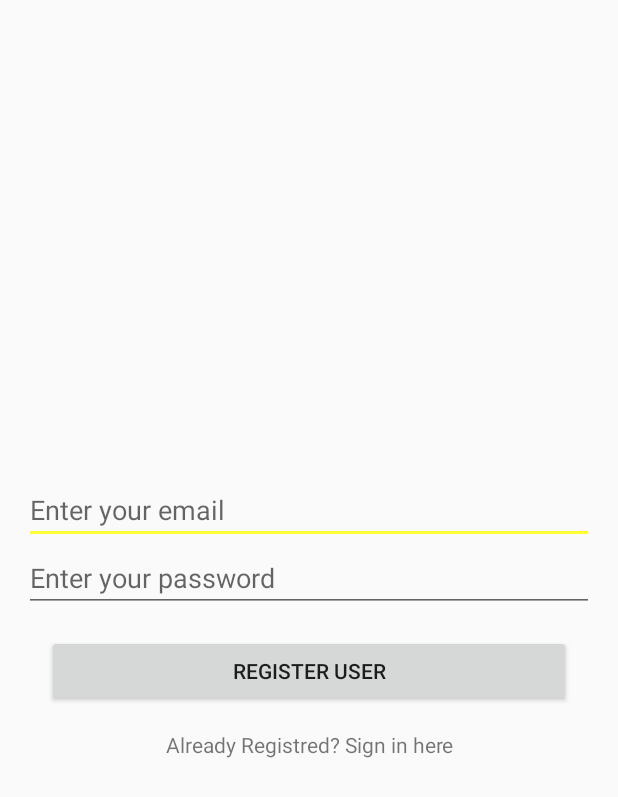
After one commit to csammcgrath/TeamProject, an Android app: the layout activity_singin.xml on its own in the app's theme, with its tools: preview values and no code run, on a phone screen of 412 x 824 dp. The commit adds this screen. Shown: the top 797 px of the screen. Run offline under Robolectric (Android 15) with nearby library versions, the phone set to English and light mode, and no system bars.

Commit message:
Merge remote-tracking branch 'origin/master'
# Conflicts:
#	app/src/main/java/com/example/sam/testing2/MainActivity.java

```diff
--- a/app/build.gradle
+++ b/app/build.gradle
@@ -27,5 +27,8 @@ dependencies {
     compile 'com.android.support:appcompat-v7:24.2.1'
     compile 'com.android.support:support-v4:24.2.1'
     compile 'com.android.support:design:24.2.1'
+    compile 'com.google.firebase:firebase-auth:9.2.0'
     testCompile 'junit:junit:4.12'
 }
+
+apply plugin: 'com.google.gms.google-services'
--- /dev/null
+++ b/app/src/main/res/layout/activity_singin.xml
@@ -0,0 +1,48 @@
+<?xml version="1.0" encoding="utf-8"?>
+<RelativeLayout xmlns:android="http://schemas.android.com/apk/res/android"
+    xmlns:tools="http://schemas.android.com/tools"
+    android:id="@+id/activity_singin"
+    android:layout_width="match_parent"
+    android:layout_height="match_parent"
+    android:paddingBottom="@dimen/activity_vertical_margin"
+    android:paddingLeft="@dimen/activity_horizontal_margin"
+    android:paddingRight="@dimen/activity_horizontal_margin"
+    android:paddingTop="@dimen/activity_vertical_margin"
+    tools:context="com.example.sam.testing2.Singin">
+
+    <LinearLayout
+        android:layout_centerHorizontal="true"
+        android:layout_centerVertical="true"
+        android:orientation="vertical"
+        android:layout_width="match_parent"
+        android:layout_height="wrap_content">
+
+        <EditText
+            android:inputType="textEmailAddress"
+        android:hint="Enter your email"
+        android:id="@+id/editTextEmail"
+        android:layout_width="match_parent"
+        android:layout_height="wrap_content" />
+
+        <EditText
+            android:inputType="textPassword"
+            android:hint="Enter your password"
+            android:id="@+id/editTextPassword"
+            android:layout_width="match_parent"
+            android:layout_height="wrap_content" />
+        <Button
+            android:layout_margin="15dp"
+            android:id="@+id/buttonRegister"
+            android:text="Register User"
+            android:layout_width="match_parent"
+            android:layout_height="wrap_content" />
+
+        <TextView
+            android:textAlignment="center"
+            android:text="Already Registred? Sign in here"
+            android:id="@+id/textViewSignIn"
+            android:layout_width="match_parent"
+            android:layout_height="wrap_content" />
+    </LinearLayout>
+
+</RelativeLayout>
--- a/build.gradle
+++ b/build.gradle
@@ -6,7 +6,7 @@ buildscript {
     }
     dependencies {
         classpath 'com.android.tools.build:gradle:2.2.2'
-
+        classpath 'com.google.gms:google-services:3.0.0'
         // NOTE: Do not place your application dependencies here; they belong
         // in the individual module build.gradle files
     }
```
Also changed, not shown: app/src/main/AndroidManifest.xml (+12 -2 lines), app/src/main/java/com/example/sam/testing2/MainActivity.java (+7 -0 lines), app/src/main/java/com/example/sam/testing2/Singin.java (added, +107 -0 lines), app/src/main/java/com/example/sam/testing2/settingActivity.java (added, +41 -0 lines), app/src/main/res/layout/activity_setting.xml (added, +30 -0 lines), app/src/main/res/values/strings.xml (+14 -0 lines), 1 other file.
